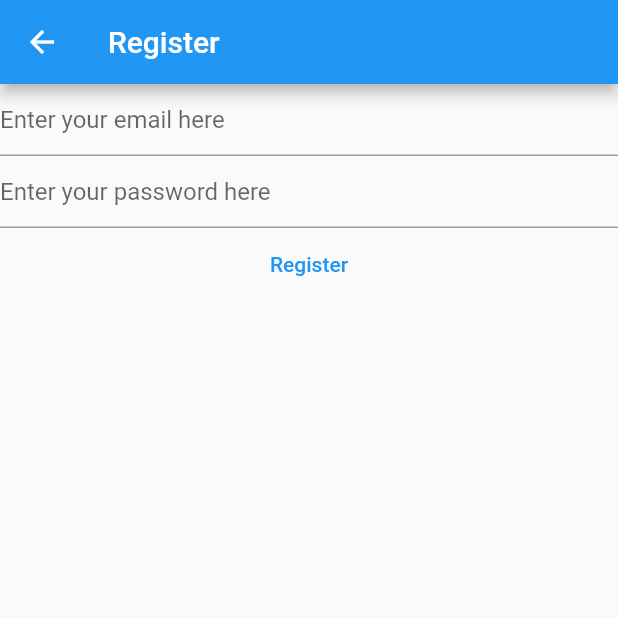
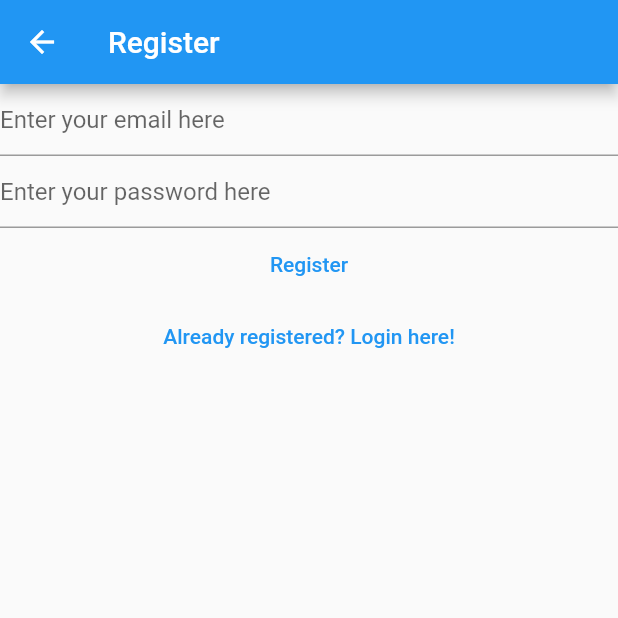
Before and after one commit to Uddeshya-Rana/MyNotes, a Flutter app: the RegisterView screen opened directly, on a phone screen of 412 x 824 dp, the top half of it. Run offline on Flutter 3.47's test engine with Material 2 defaults, Android fonts, the phone set to English and light mode, and no system bars; our stand-ins replace firebase_auth, firebase_core; accounts and stored records are empty.

Commit message:
second commit

```diff
--- a/lib/views/register_view.dart
+++ b/lib/views/register_view.dart
@@ -1,9 +1,5 @@
 import 'package:firebase_auth/firebase_auth.dart';
-import 'package:firebase_core/firebase_core.dart';
 import 'package:flutter/material.dart';
-
-import '../firebase_options.dart';
-
 
 class RegisterView extends StatefulWidget {
   const RegisterView({Key? key}) : super(key: key);
@@ -37,16 +33,7 @@ class _RegisterViewState extends State<RegisterView> {
       appBar: AppBar(
         title: const Text('Register'),
       ),
-      body: FutureBuilder(  //it tells the core flutter engine to draw this column in future (bcz we want it to be rendered only when firebase has been initialized)
-        future: Firebase.initializeApp( //removed await bcz its auto implied inside future parameter of future builder
-          options: DefaultFirebaseOptions.currentPlatform,
-        ),
-        builder: (BuildContext context, AsyncSnapshot<dynamic> snapshot) {
-
-          switch(snapshot.connectionState){
-          //Returns column in case the Future firebase object gets completed successfully
-            case ConnectionState.done:
-              return Column(
+      body: Column(
                 children: [
                   TextField(
                     controller: _email,
@@ -66,11 +53,7 @@ class _RegisterViewState extends State<RegisterView> {
                     ),
                   ),
                   TextButton(
-                    onPressed: () async{//registration of firebase user is an asynchronous task i.e. it doesn't complete immediately
-
-                      /* await Firebase.initializeApp( //firebase must be initialized before other calls to firebase
-                        options: DefaultFirebaseOptions.currentPlatform,
-                        ); //it must not be initialized here, as its against widget binding principle (refer to notes)*/
+                    onPressed: () async{
 
                       final email=_email.text;
                       final password=_password.text;
@@ -97,16 +80,19 @@ class _RegisterViewState extends State<RegisterView> {
                     },
                     child: const Text('Register'),
                   ),
+                  TextButton(
+                      onPressed: (){
+                        Navigator.of(context).pushNamedAndRemoveUntil(
+                          '/login',
+                          (route) => false
+                        );
+                      },
+                      child: const Text('Already registered? Login here!'),
+                  )
                 ],
-              );
-          //Returns text of loading in every other state
-            default:
-              return const Text('Loading....');
-          }
+              ),
 
-        }, //builder
 
-      ),
     );
   }
 }
```
Also changed, not shown: lib/main.dart (+27 -17 lines), lib/views/login_view.dart (+11 -20 lines), lib/views/verify_email_view.dart (added, +33 -0 lines).
